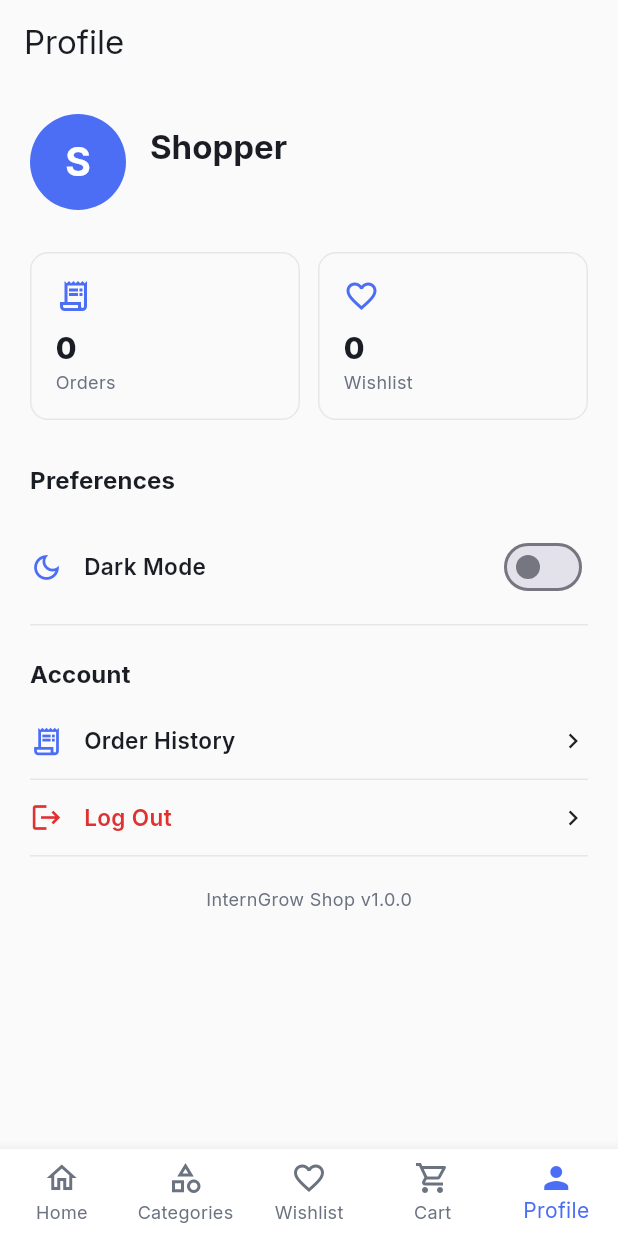
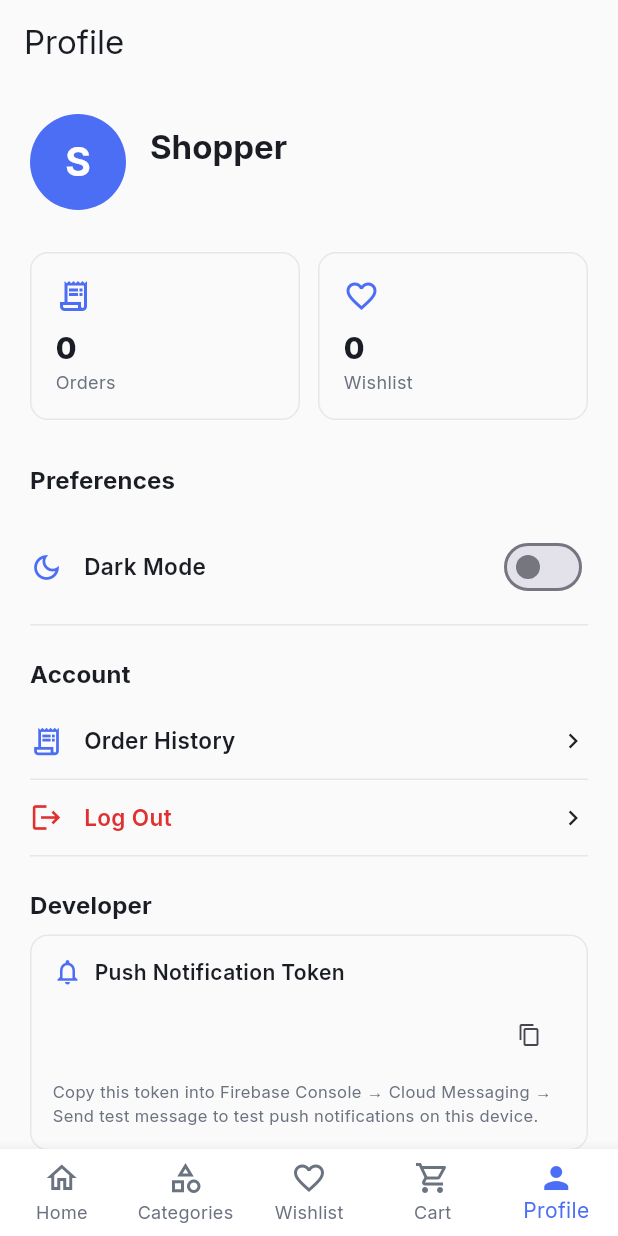
Before and after one commit to nomanamir20/InternGrow_ECommerceApp, a Flutter app: the ProfileScreen screen opened by its route, on a phone screen of 412 x 824 dp. Run offline on Flutter 3.47's test engine with Material 3 defaults, Android fonts, the phone set to English and light mode, and no system bars; our stand-ins replace cached_network_image, dio, firebase_auth, firebase_core, firebase_messaging, flutter_riverpod and 4 more; accounts and stored records are empty; generated files the repository leaves out were written again.

Commit message:
feat: implement Firebase Cloud Messaging with foreground notification banner

```diff
--- /dev/null
+++ b/lib/core/services/notification_service.dart
@@ -0,0 +1,37 @@
+import 'package:firebase_messaging/firebase_messaging.dart';
+import 'package:flutter/foundation.dart' show kIsWeb, debugPrint;
+
+/// Wraps Firebase Cloud Messaging setup: permission requests, token
+/// retrieval, and foreground/background message handling.
+class NotificationService {
+  final FirebaseMessaging _messaging = FirebaseMessaging.instance;
+
+  static const String _vapidKey =
+      'BPHC-EJ8gQ4cNnTukVo_hlhqiAuBJyP2zb--s-JT-gXVAALpx_uOi1FRuLF_isdcaQNkERhKqOkX8pfcxCJ537c';
+
+  Future<void> initialize({
+    required void Function(RemoteMessage message) onForegroundMessage,
+  }) async {
+    final settings = await _messaging.requestPermission(
+      alert: true,
+      badge: true,
+      sound: true,
+    );
+
+    debugPrint('Notification permission status: ${settings.authorizationStatus}');
+
+    FirebaseMessaging.onMessage.listen(onForegroundMessage);
+  }
+
+  Future<String?> getToken() async {
+    try {
+      if (kIsWeb) {
+        return await _messaging.getToken(vapidKey: _vapidKey);
+      }
+      return await _messaging.getToken();
+    } catch (e) {
+      debugPrint('Failed to get FCM token: $e');
+      return null;
+    }
+  }
+}
--- /dev/null
+++ b/lib/features/notifications/providers/notification_provider.dart
@@ -0,0 +1,18 @@
+import 'package:flutter_riverpod/flutter_riverpod.dart';
+
+import '../../../core/services/notification_service.dart';
+
+final notificationServiceProvider = Provider<NotificationService>((ref) {
+  return NotificationService();
+});
+
+/// Holds the most recent foreground notification received, so the UI
+/// (e.g. a banner on Home) can react to it.
+final latestNotificationProvider = StateProvider<String?>((ref) => null);
+
+/// Holds this device's current FCM token — useful to display for testing
+/// (paste it into Firebase Console's "Send test message" targeting).
+final fcmTokenProvider = FutureProvider<String?>((ref) async {
+  final service = ref.watch(notificationServiceProvider);
+  return service.getToken();
+});
--- a/lib/features/profile/screens/profile_screen.dart
+++ b/lib/features/profile/screens/profile_screen.dart
@@ -1,4 +1,5 @@
 import 'package:flutter/material.dart';
+import 'package:flutter/services.dart';
 import 'package:flutter_riverpod/flutter_riverpod.dart';
 import 'package:go_router/go_router.dart';
 
@@ -6,6 +7,7 @@ import '../../../core/router/app_routes.dart';
 import '../../../core/theme/app_colors.dart';
 import '../../../core/theme/theme_provider.dart';
 import '../../auth/providers/auth_provider.dart';
+import '../../notifications/providers/notification_provider.dart';
 import '../../orders/providers/order_provider.dart';
 import '../../wishlist/providers/wishlist_provider.dart';
 
@@ -49,6 +51,7 @@ class ProfileScreen extends ConsumerWidget {
     final subTextColor = isDark ? AppColors.textSecondaryDark : AppColors.textSecondaryLight;
     final orderCount = ref.watch(ordersProvider).length;
     final wishlistCount = ref.watch(wishlistProvider).length;
+    final fcmTokenAsync = ref.watch(fcmTokenProvider);
 
     final displayName = (user?.displayName?.isNotEmpty ?? false)
         ? user!.displayName!
@@ -60,7 +63,6 @@ class ProfileScreen extends ConsumerWidget {
       body: ListView(
         padding: const EdgeInsets.all(20),
         children: [
-          // Avatar + name + email
           Row(
             children: [
               CircleAvatar(
@@ -99,7 +101,6 @@ class ProfileScreen extends ConsumerWidget {
           ),
           const SizedBox(height: 28),
 
-          // Quick stats row
           Row(
             children: [
               Expanded(
@@ -156,6 +157,66 @@ class ProfileScreen extends ConsumerWidget {
             titleColor: AppColors.error,
             iconColor: AppColors.error,
             onTap: () => _handleLogout(context, ref),
+          ),
+
+          const SizedBox(height: 20),
+          Text(
+            'Developer',
+            style: Theme.of(context).textTheme.titleMedium?.copyWith(fontWeight: FontWeight.w700),
+          ),
+          const SizedBox(height: 8),
+          Container(
+            padding: const EdgeInsets.all(14),
+            decoration: BoxDecoration(
+              border: Border.all(color: isDark ? AppColors.darkBorder : AppColors.lightBorder),
+              borderRadius: BorderRadius.circular(12),
+            ),
+            child: Column(
+              crossAxisAlignment: CrossAxisAlignment.start,
+              children: [
+                Row(
+                  children: [
+                    const Icon(Icons.notifications_outlined, color: AppColors.primary, size: 20),
+                    const SizedBox(width: 8),
+                    const Text('Push Notification Token', style: TextStyle(fontWeight: FontWeight.w600)),
+                  ],
+                ),
+                const SizedBox(height: 8),
+                fcmTokenAsync.when(
+                  data: (token) => token == null
+                      ? Text('Not available on this device/browser.', style: TextStyle(color: subTextColor, fontSize: 12))
+                      : Row(
+                          children: [
+                            Expanded(
+                              child: Text(
+                                token,
+                                maxLines: 2,
+                                overflow: TextOverflow.ellipsis,
+                                style: TextStyle(color: subTextColor, fontSize: 11, fontFamily: 'monospace'),
+                              ),
+                            ),
+                            IconButton(
+                              icon: const Icon(Icons.copy, size: 16),
+                              onPressed: () {
+                                Clipboard.setData(ClipboardData(text: token));
+                              },
+                            ),
+                          ],
+                        ),
+                  loading: () => const SizedBox(
+                    height: 16,
+                    width: 16,
+                    child: CircularProgressIndicator(strokeWidth: 2),
+                  ),
+                  error: (_, __) => Text('Could not retrieve token.', style: TextStyle(color: subTextColor, fontSize: 12)),
+                ),
+                const SizedBox(height: 6),
+                Text(
+                  'Copy this token into Firebase Console → Cloud Messaging → Send test message to test push notifications on this device.',
+                  style: TextStyle(color: subTextColor, fontSize: 11),
+                ),
+              ],
+            ),
           ),
 
           const SizedBox(height: 20),
--- a/lib/shared/widgets/scaffold_with_nav_bar.dart
+++ b/lib/shared/widgets/scaffold_with_nav_bar.dart
@@ -1,29 +1,63 @@
+import 'package:firebase_messaging/firebase_messaging.dart';
 import 'package:flutter/material.dart';
+import 'package:flutter_riverpod/flutter_riverpod.dart';
 import 'package:go_router/go_router.dart';
 
 import '../../core/theme/app_colors.dart';
+import '../../features/notifications/providers/notification_provider.dart';
+import 'notification_banner.dart';
 
-class ScaffoldWithNavBar extends StatelessWidget {
+class ScaffoldWithNavBar extends ConsumerStatefulWidget {
   final StatefulNavigationShell navigationShell;
 
   const ScaffoldWithNavBar({super.key, required this.navigationShell});
 
+  @override
+  ConsumerState<ScaffoldWithNavBar> createState() => _ScaffoldWithNavBarState();
+}
+
+class _ScaffoldWithNavBarState extends ConsumerState<ScaffoldWithNavBar> {
+  @override
+  void initState() {
+    super.initState();
+    WidgetsBinding.instance.addPostFrameCallback((_) => _initNotifications());
+  }
+
+  Future<void> _initNotifications() async {
+    final service = ref.read(notificationServiceProvider);
+    await service.initialize(
+      onForegroundMessage: (RemoteMessage message) {
+        final text = message.notification?.title ?? message.notification?.body ?? 'New notification';
+        ref.read(latestNotificationProvider.notifier).state = text;
+
+        // Auto-dismiss the banner after a few seconds.
+        Future.delayed(const Duration(seconds: 5), () {
+          if (mounted) {
+            ref.read(latestNotificationProvider.notifier).state = null;
+          }
+        });
+      },
+    );
+  }
+
   void _onTap(int index) {
-    // goBranch with initialLocation:true resets that tab's own navigation
-    // stack when re-tapping the currently active tab — standard "tap home
-    // icon to scroll to top" behavior in most shopping apps.
-    navigationShell.goBranch(
+    widget.navigationShell.goBranch(
       index,
-      initialLocation: index == navigationShell.currentIndex,
+      initialLocation: index == widget.navigationShell.currentIndex,
     );
   }
 
   @override
   Widget build(BuildContext context) {
     return Scaffold(
-      body: navigationShell,
+      body: Column(
+        children: [
+          const NotificationBanner(),
+          Expanded(child: widget.navigationShell),
+        ],
+      ),
       bottomNavigationBar: BottomNavigationBar(
-        currentIndex: navigationShell.currentIndex,
+        currentIndex: widget.navigationShell.currentIndex,
         onTap: _onTap,
         items: const [
           BottomNavigationBarItem(
```
Also changed, not shown: lib/shared/widgets/notification_banner.dart (added, +44 -0 lines), 3 other files.
